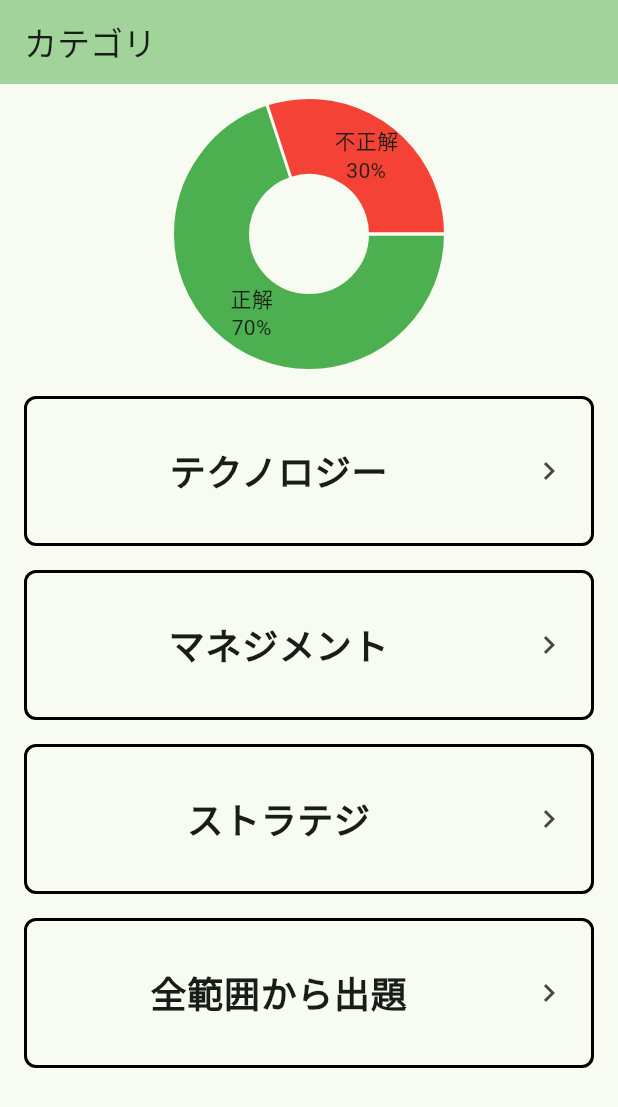
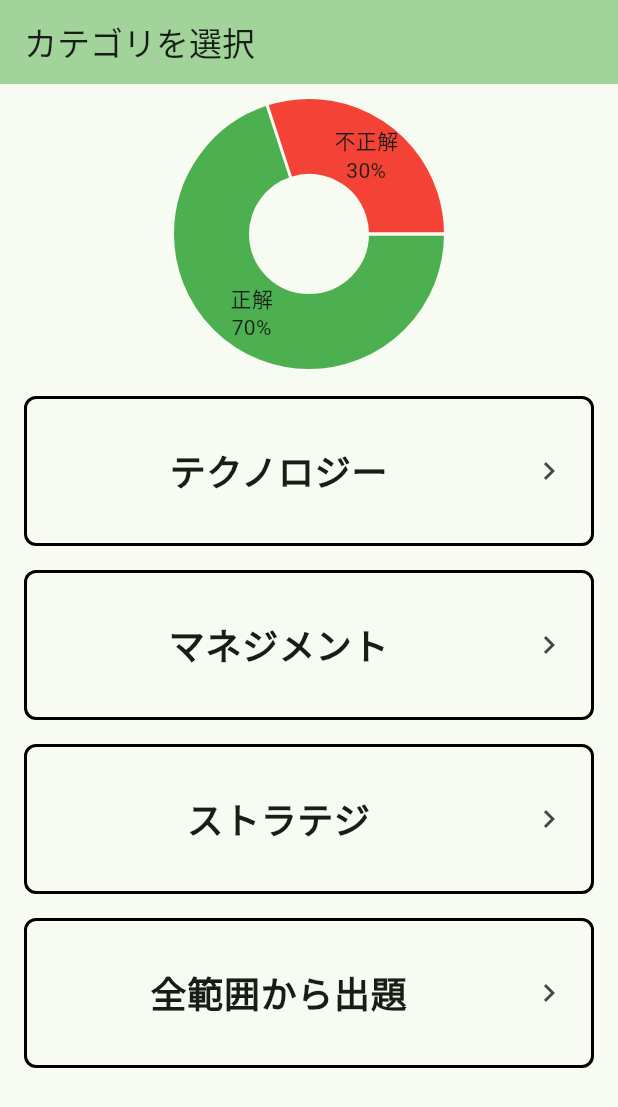
Before and after one commit to HANAUTA/2024_hal_fe_app, a Flutter app: the screen it shows after launch, on a phone screen of 412 x 824 dp. Shown: the top 1107 px of the screen. Run offline on Flutter 3.47's test engine with Material 3 defaults, Android fonts, the phone set to English and light mode, and no system bars; drawn by our look-alikes of fl_chart.

Commit message:
タイトル変更

```diff
--- a/lib/main.dart
+++ b/lib/main.dart
@@ -17,7 +17,7 @@ class MyApp extends StatelessWidget {
         colorScheme: ColorScheme.fromSeed(seedColor: Colors.green),
         useMaterial3: true,
       ),
-      home: const MyHomePage(title: 'カテゴリ'),
+      home: const MyHomePage(title: 'カテゴリを選択'),
     );
   }
 }
```
